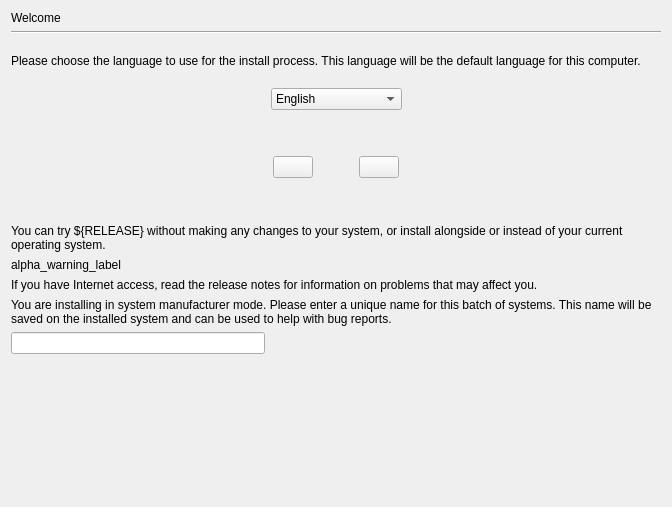
Old version of the form gui/qt/stepLanguage.ui in the repository chenhan1218/ubiquity.
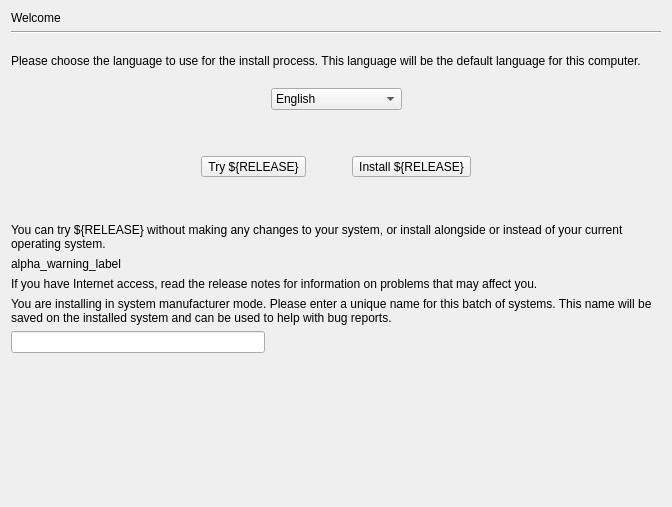
New version of the form.

Commit message: Much saner way to create big buttons.

Patch:
```diff
--- a/gui/qt/stepLanguage.ui
+++ b/gui/qt/stepLanguage.ui
@@ -174,7 +174,7 @@
       </spacer>
      </item>
      <item>
-      <widget class="QPushButton" name="try_ubuntu_button">
+      <widget class="QToolButton" name="try_ubuntu">
        <property name="sizePolicy">
         <sizepolicy hsizetype="Minimum" vsizetype="Minimum">
          <horstretch>0</horstretch>
@@ -182,7 +182,10 @@
         </sizepolicy>
        </property>
        <property name="text">
-        <string/>
+        <string>Try ${RELEASE}</string>
+       </property>
+       <property name="toolButtonStyle">
+        <enum>Qt::ToolButtonTextUnderIcon</enum>
        </property>
       </widget>
      </item>
@@ -203,7 +206,7 @@
       </spacer>
      </item>
      <item>
-      <widget class="QPushButton" name="install_ubuntu_button">
+      <widget class="QToolButton" name="install_ubuntu">
        <property name="sizePolicy">
         <sizepolicy hsizetype="Minimum" vsizetype="Minimum">
          <horstretch>0</horstretch>
@@ -211,7 +214,10 @@
         </sizepolicy>
        </property>
        <property name="text">
-        <string/>
+        <string>Install ${RELEASE}</string>
+       </property>
+       <property name="toolButtonStyle">
+        <enum>Qt::ToolButtonTextUnderIcon</enum>
        </property>
       </widget>
      </item>
```
The commit also changes 1 other file.
